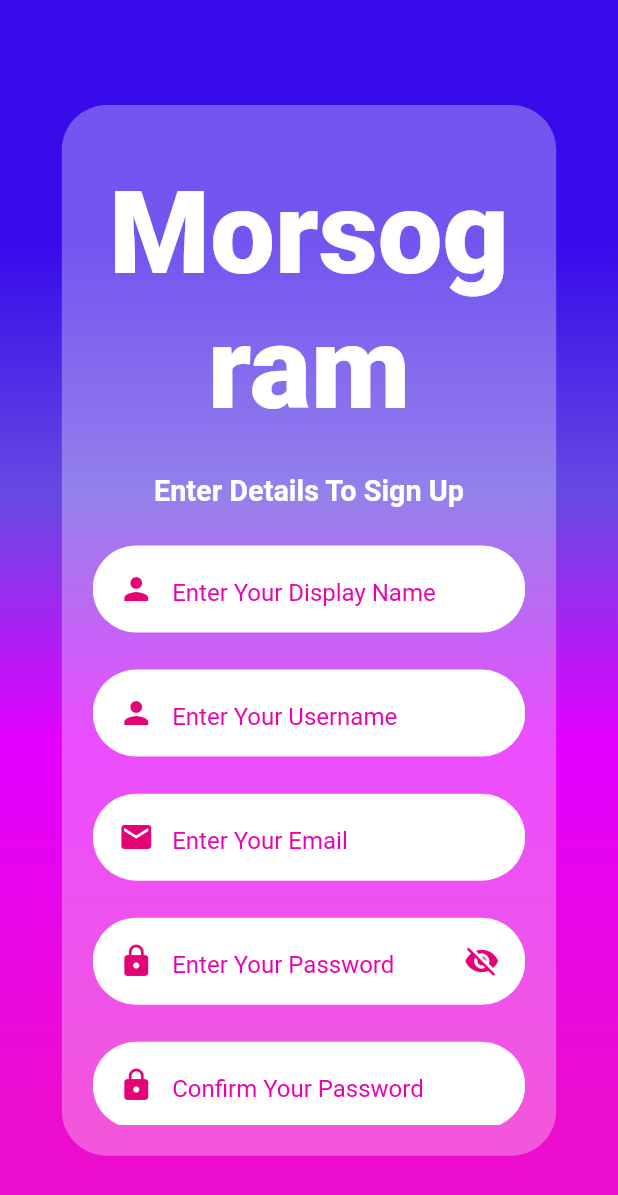
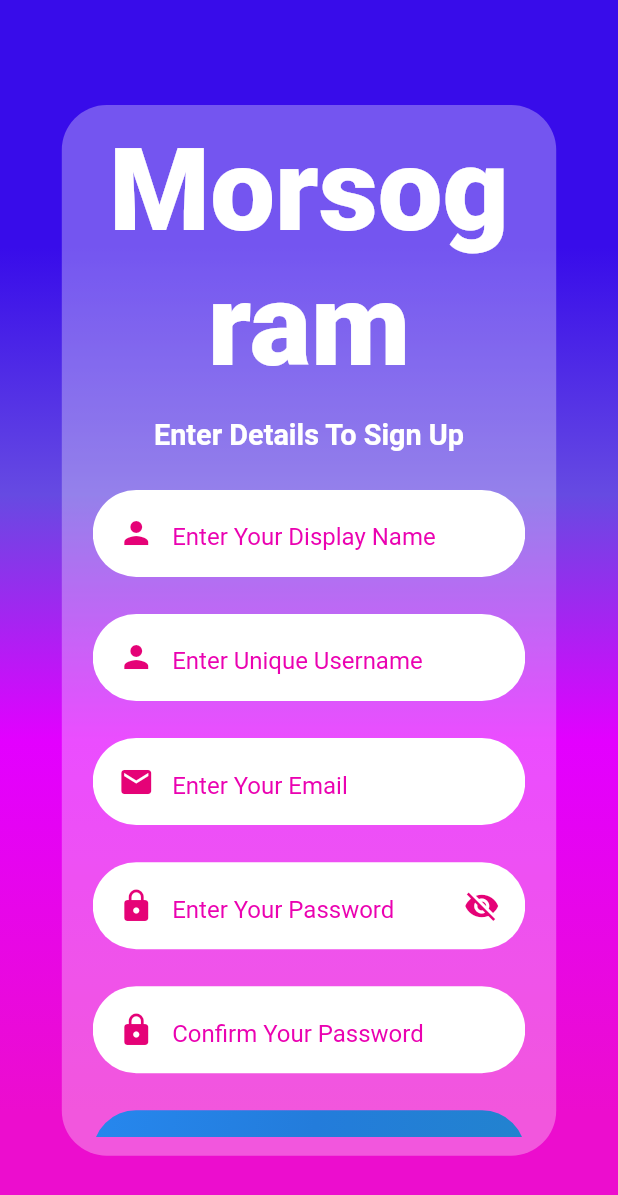
Before and after one commit to pavithrahareddy/yeah, a Flutter app: the RegisterScreen screen opened by its route, on a phone screen of 412 x 824 dp. Shown: the top 1195 px of the screen. Run offline on Flutter 3.47's test engine with Material 2 defaults, Android fonts, the phone set to English and light mode, and no system bars; drawn by our look-alikes of modal_progress_hud_nsn; our stand-ins replace cloud_firestore, firebase_auth, firebase_core, fluttertoast, form_field_validator, google_fonts and 2 more; missing offline and left inert: flutter_mobile_vision_2, flutter_morse_util; accounts and stored records are empty; Roboto replaces fonts that are missing (Bilbo, Overlock).

Commit message:
Username Availabilty Done!

```diff
--- a/lib/authentication/register.dart
+++ b/lib/authentication/register.dart
@@ -43,10 +43,13 @@ class _RegisterScreenState extends State<RegisterScreen> {
 
   bool _passwordVisible = false;
   bool loading = false;
+  bool availabilityIndicator = false;
+  bool taken = false;
 
   @override
   void initState() {
     _passwordVisible = false;
+    getUserNames();
     loading = false;
     super.initState();
   }
@@ -63,15 +66,25 @@ class _RegisterScreenState extends State<RegisterScreen> {
     });
   }
 
-  getUserNames () async {
-    QuerySnapshot getUsers = await FirebaseFirestore.instance
-        .collection("users").get();
+  getUserNames() async {
+    QuerySnapshot getUsers =
+        await FirebaseFirestore.instance.collection("users").get();
     for (int i = 0; i < getUsers.docs.length; i++) {
       var user = getUsers.docs[i];
-      allUsers.add(user['name']);
-      print(user['name']);
+      allUsers.add(user['username']);
+      print(user['username']);
     }
+    print(allUsers);
+  }
 
+  bool availabilty(String username) {
+    if (allUsers.contains(username)) {
+      print("taken");
+      return true;
+    } else {
+      print("not taken");
+      return false;
+    }
   }
 
   @override
@@ -93,7 +106,7 @@ class _RegisterScreenState extends State<RegisterScreen> {
                 height: 85.h,
                 width: 80.w,
                 padding: EdgeInsets.only(
-                    top: 10.w, right: 5.w, left: 5.w, bottom: 5.w),
+                    top: 3.w, right: 5.w, left: 5.w, bottom: 3.w),
                 decoration: BoxDecoration(
                     color: Colors.white.withOpacity(0.3),
                     borderRadius: BorderRadius.all(Radius.circular(30))),
@@ -104,13 +117,9 @@ class _RegisterScreenState extends State<RegisterScreen> {
                       crossAxisAlignment: CrossAxisAlignment.stretch,
                       mainAxisAlignment: MainAxisAlignment.spaceAround,
                       children: [
-                        GestureDetector(
-                          onTap: (){
-                            getUserNames();
-                          },
-                            child: Logo()),
+                        Logo(),
                         SizedBox(
-                          height: 3.h,
+                          height: 2.h,
                         ),
                         H4Heading(text: "Enter Details To Sign Up"),
                         SizedBox(
@@ -125,11 +134,59 @@ class _RegisterScreenState extends State<RegisterScreen> {
                         SizedBox(
                           height: 3.h,
                         ),
-                        InputDetails(
-                          name: _username,
-                          icon: Icons.person,
-                          hint: "Enter Your Username",
-                          multiValidator: requiredValidator,
+                        Container(
+                          padding: EdgeInsets.all(5),
+                          decoration: inputBoxDecoration,
+                          child: TextFormField(
+                            autovalidateMode:
+                                AutovalidateMode.onUserInteraction,
+                            onFieldSubmitted: (value) {},
+                            style: TextStyle(
+                              color: Color(
+                                  0xFFEA02B1), //TextFormField title background color change
+                            ),
+                            keyboardType: TextInputType.emailAddress,
+                            decoration: textInputDecoration.copyWith(
+                              suffixIcon: availabilityIndicator
+                                  ? Transform.scale(
+                                      scale: 0.5,
+                                      child: SizedBox(
+                                        child: CircularProgressIndicator(
+                                          color: Color(0xFFE50277),
+                                        ),
+                                        height: 10,
+                                        width: 10,
+                                      ),
+                                    )
+                                  : SizedBox(),
+                              hintText: "Enter Unique Username",
+                              prefixIcon: Icon(
+                                Icons.person,
+                                color: Color(0xFFE50277),
+                              ),
+                            ),
+                            onChanged: (value) {
+                              setState(() {
+                                availabilityIndicator = true;
+                              });
+                              if (value != null) {
+                                setState(() {
+                                  taken = availabilty(value);
+                                  availabilityIndicator = false;
+                                });
+                              }
+                            },
+                            controller: _username,
+                            validator: (value) {
+                              if (value!.isEmpty) {
+                                return "Username is Required";
+                              } else if (taken) {
+                                return "Username is already taken";
+                              } else {
+                                return null;
+                              }
+                            },
+                          ),
                         ),
                         SizedBox(
                           height: 3.h,
@@ -174,14 +231,15 @@ class _RegisterScreenState extends State<RegisterScreen> {
                                   print(_username.text);
                                   print(_email.text);
                                   print(_password.text);
-                                  newUser.user!.updateDisplayName(_username.text);
+                                  newUser.user!
+                                      .updateDisplayName(_username.text);
                                   await _fireStore
                                       .collection('users')
                                       .doc(newUser.user!.uid)
                                       .set({
                                     'name': _name.text,
                                     'email': _email.text,
-                                    'username' : _username.text,
+                                    'username': _username.text,
                                   });
                                   loadingState();
                                   Navigator.popAndPushNamed(
```
Also changed, not shown: lib/widgets/input_widgets.dart (line endings or trailing spaces).
